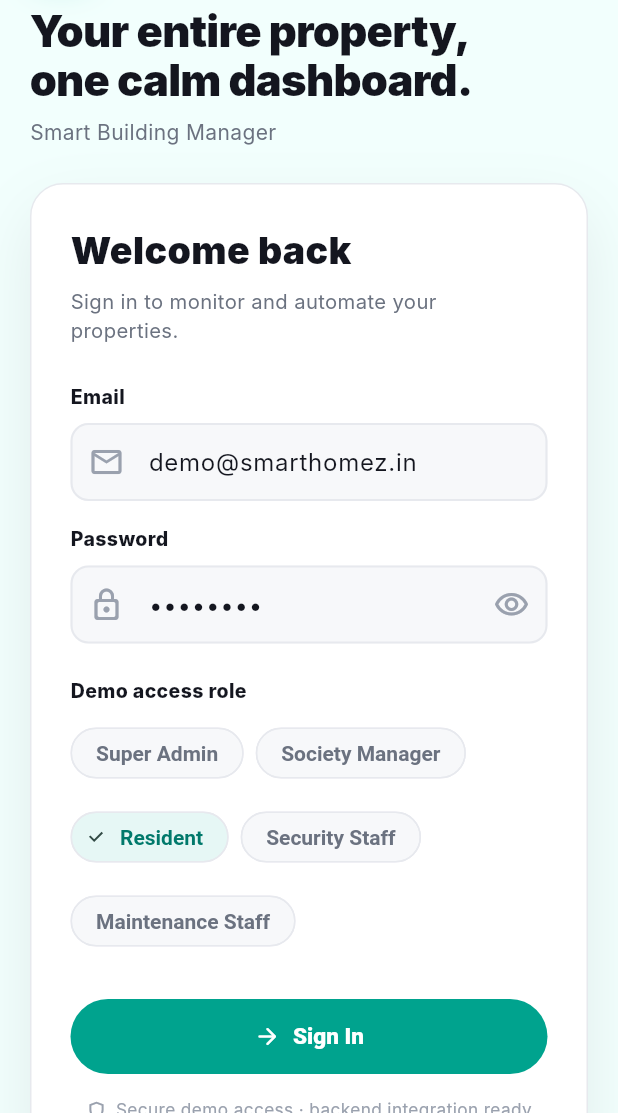
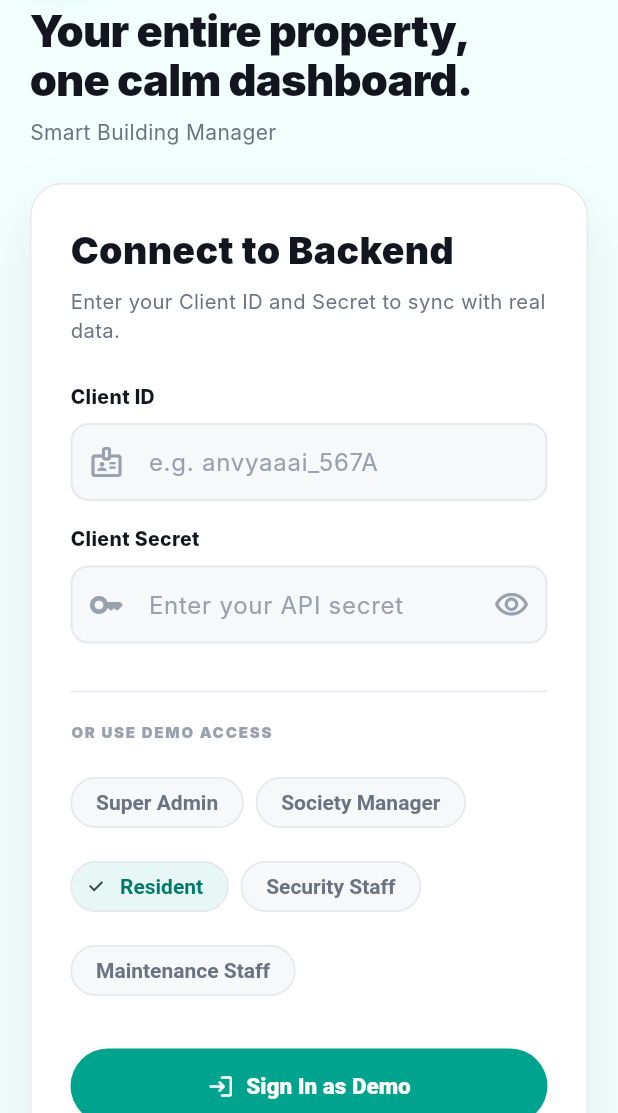
Before and after one commit to Abhishek95595/smart_homez, a Flutter app: the screen it shows after launch, after a tap on "Start", on a phone screen of 412 x 824 dp, the part 123-1236 px from its top. Run offline on Flutter 3.47's test engine with Material 3 defaults, Android fonts, the phone set to English and light mode, and no system bars; our stand-ins replace fl_chart, hive, hive_flutter; accounts and stored records are empty; Roboto replaces fonts that are missing (Inter).

Commit message:
Fix: API Authentication fallback and Data Parsing for real backend

```diff
--- a/lib/models/api_models.dart
+++ b/lib/models/api_models.dart
@@ -45,8 +45,8 @@
 
   factory ClientResolveResponse.fromJson(Map<String, dynamic> json) {
     return ClientResolveResponse(
-      id: json['id'] as String,
-      name: json['name'] as String?,
+      id: json['client_id'] as String, // Fix key to match real API
+      name: json['client_name'] as String?, // Fix key to match real API
       email: json['email'] as String?,
     );
   }
--- a/lib/screens/auth/login_screen.dart
+++ b/lib/screens/auth/login_screen.dart
@@ -16,13 +16,17 @@
 class _LoginScreenState extends State<LoginScreen> {
   UserRole _selectedRole = UserRole.resident;
   bool _loading = false;
-  bool _obscurePassword = true;
+  bool _obscureSecret = true;
 
+  final _clientIdCtrl = TextEditingController();
+  final _secretCtrl = TextEditingController();
   final _emailCtrl = TextEditingController(text: 'demo@smarthomez.in');
   final _passCtrl = TextEditingController(text: '••••••••');
 
   @override
   void dispose() {
+    _clientIdCtrl.dispose();
+    _secretCtrl.dispose();
     _emailCtrl.dispose();
     _passCtrl.dispose();
     super.dispose();
@@ -31,18 +35,18 @@
   Future<void> _login() async {
     setState(() => _loading = true);
 
-    // Check if the user entered the specific "demo" credentials or use real API
-    final email = _emailCtrl.text.trim();
-    final password = _passCtrl.text.trim();
+    final clientId = _clientIdCtrl.text.trim();
+    final secret = _secretCtrl.text.trim();
 
     bool success = false;
-    if (email == 'demo@smarthomez.in' || email.isEmpty) {
-      // Classic demo login by role
+
+    if (clientId.isNotEmpty && secret.isNotEmpty) {
+      // Manual API login
+      success = await context.read<AuthProvider>().loginWithApi(clientId, secret, _selectedRole);
+    } else {
+      // Fallback to demo login
       await context.read<AuthProvider>().loginAs(_selectedRole);
       success = true;
-    } else {
-      // Real API login
-      success = await context.read<AuthProvider>().loginWithApi(email, password);
     }
 
     if (!mounted) return;
@@ -54,7 +58,7 @@
       );
     } else {
       ScaffoldMessenger.of(context).showSnackBar(
-        const SnackBar(content: Text('Login failed. Please check your credentials.')),
+        const SnackBar(content: Text('Login failed. Please check your Client ID and Secret.')),
       );
     }
   }
@@ -128,45 +132,56 @@
         crossAxisAlignment: CrossAxisAlignment.start,
         children: [
           const Text(
-            'Welcome back',
+            'Connect to Backend',
             style: TextStyle(fontSize: 25, fontWeight: FontWeight.w900),
           ),
           const SizedBox(height: 6),
           const Text(
-            'Sign in to monitor and automate your properties.',
+            'Enter your Client ID and Secret to sync with real data.',
             style: TextStyle(color: AppColors.textSecondary, fontSize: 13.5),
           ),
           const SizedBox(height: 26),
-          const _FormLabel('Email'),
+          const _FormLabel('Client ID'),
           TextField(
-            controller: _emailCtrl,
-            keyboardType: TextInputType.emailAddress,
+            controller: _clientIdCtrl,
             decoration: const InputDecoration(
-              hintText: 'name@example.com',
-              prefixIcon: Icon(Icons.email_outlined),
+              hintText: 'e.g. anvyaaai_567A',
+              prefixIcon: Icon(Icons.badge_outlined),
             ),
           ),
           const SizedBox(height: 16),
-          const _FormLabel('Password'),
+          const _FormLabel('Client Secret'),
           TextField(
-            controller: _passCtrl,
-            obscureText: _obscurePassword,
+            controller: _secretCtrl,
+            obscureText: _obscureSecret,
             decoration: InputDecoration(
-              prefixIcon: const Icon(Icons.lock_outline_rounded),
+              hintText: 'Enter your API secret',
+              prefixIcon: const Icon(Icons.key_rounded),
               suffixIcon: IconButton(
-                tooltip: _obscurePassword ? 'Show password' : 'Hide password',
+                tooltip: _obscureSecret ? 'Show secret' : 'Hide secret',
                 onPressed: () =>
-                    setState(() => _obscurePassword = !_obscurePassword),
+                    setState(() => _obscureSecret = !_obscureSecret),
                 icon: Icon(
-                  _obscurePassword
+                  _obscureSecret
                       ? Icons.visibility_outlined
                       : Icons.visibility_off_outlined,
                 ),
               ),
             ),
           ),
-          const SizedBox(height: 22),
-          const _FormLabel('Demo access role'),
+          const SizedBox(height: 24),
+          const Divider(),
+          const SizedBox(height: 12),
+          const Text(
+            'OR USE DEMO ACCESS',
+            style: TextStyle(
+              fontSize: 10,
+              fontWeight: FontWeight.w900,
+              color: AppColors.textFaint,
+              letterSpacing: 1.2,
+            ),
+          ),
+          const SizedBox(height: 16),
           Wrap(
             spacing: 8,
             runSpacing: 8,
@@ -200,8 +215,8 @@
                         color: Colors.white,
                       ),
                     )
-                  : const Icon(Icons.arrow_forward_rounded),
-              label: const Text('Sign In'),
+                  : const Icon(Icons.login_rounded),
+              label: Text(_clientIdCtrl.text.isNotEmpty ? 'Connect & Sign In' : 'Sign In as Demo'),
             ),
           ),
           const SizedBox(height: 16),
@@ -212,7 +227,7 @@
               SizedBox(width: 6),
               Flexible(
                 child: Text(
-                  'Secure demo access · backend integration ready',
+                  'Encrypted connection to saajsajja.in',
                   textAlign: TextAlign.center,
                   style: TextStyle(color: AppColors.textFaint, fontSize: 11.5),
                 ),
--- a/lib/services/tenant_api_repository.dart
+++ b/lib/services/tenant_api_repository.dart
@@ -16,7 +16,10 @@
     );
 
     if (response.statusCode == 200) {
-      return ClientResolveResponse.fromJson(jsonDecode(response.body));
+      final body = jsonDecode(response.body);
+      if (body['success'] == true && body['data'] != null) {
+        return ClientResolveResponse.fromJson(body['data']);
+      }
     }
     return null;
   }
@@ -39,7 +42,10 @@
     );
 
     if (response.statusCode == 200) {
-      return ApiHomeResponse.fromJson(jsonDecode(response.body));
+      final body = jsonDecode(response.body);
+      if (body['success'] == true && body['data'] != null) {
+        return ApiHomeResponse.fromJson(body['data']);
+      }
     }
     return null;
   }
@@ -56,7 +62,10 @@
     );
 
     if (response.statusCode == 200) {
-      return ApiFloorResponse.fromJson(jsonDecode(response.body));
+      final body = jsonDecode(response.body);
+      if (body['success'] == true && body['data'] != null) {
+        return ApiFloorResponse.fromJson(body['data']);
+      }
     }
     return null;
   }
@@ -73,7 +82,10 @@
     );
 
     if (response.statusCode == 200) {
-      return ApiRoomResponse.fromJson(jsonDecode(response.body));
+      final body = jsonDecode(response.body);
+      if (body['success'] == true && body['data'] != null) {
+        return ApiRoomResponse.fromJson(body['data']);
+      }
     }
     return null;
   }
```
Also changed, not shown: lib/providers/auth_provider.dart (+27 -13 lines), lib/services/api_service.dart (+25 -17 lines), 1 other file.
